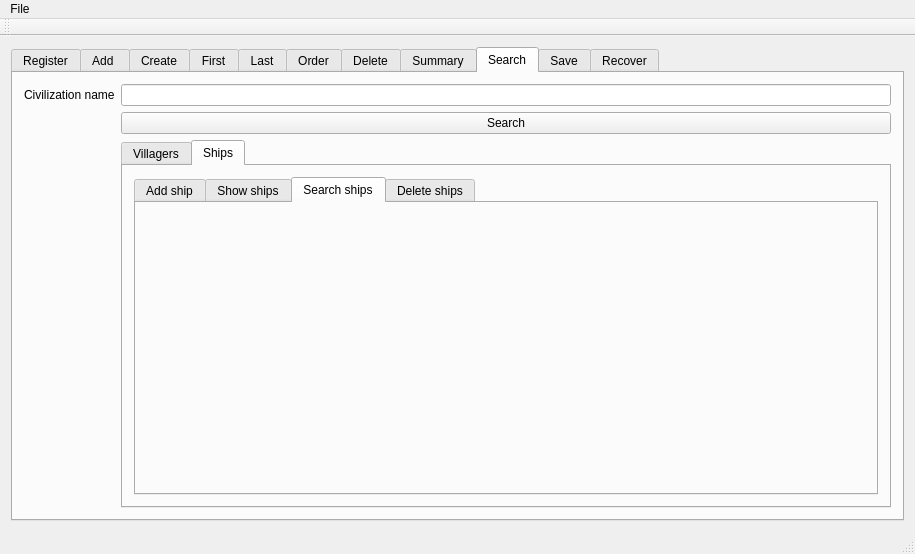
This is Interfaz/interfaz/mainwindow.ui in Burinson/civilization as Qt 5 draws it before an edit. The edited form follows.
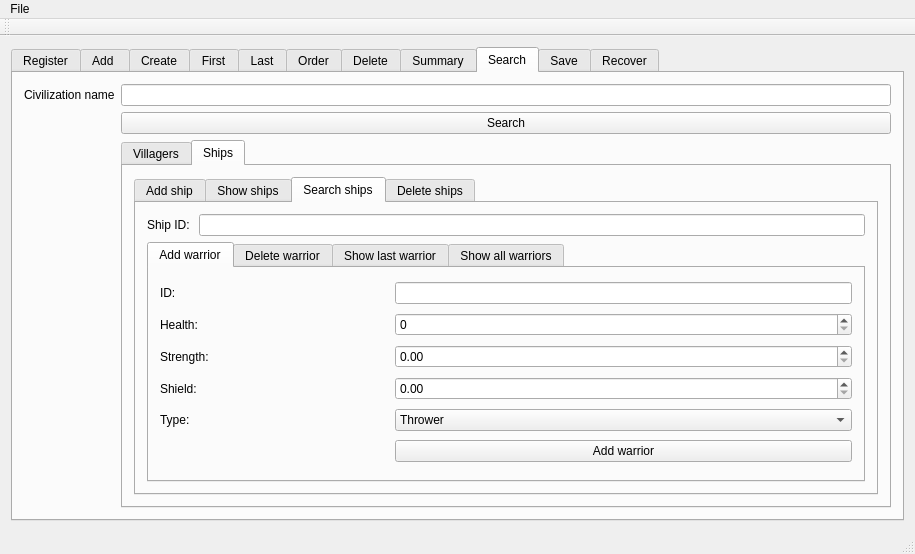
This is the edited form. The open tabs and pages were chosen to show the change.

Commit message: Finished 'add warrior' function

Diff of the .ui file:
```diff
--- a/Interfaz/interfaz/mainwindow.ui
+++ b/Interfaz/interfaz/mainwindow.ui
@@ -554,6 +554,137 @@
                <attribute name="title">
                 <string>Search ships</string>
                </attribute>
+               <layout class="QGridLayout" name="gridLayout_25">
+                <item row="0" column="1">
+                 <widget class="QLineEdit" name="id_search"/>
+                </item>
+                <item row="0" column="0">
+                 <widget class="QLabel" name="label_20">
+                  <property name="text">
+                   <string>Ship ID: </string>
+                  </property>
+                 </widget>
+                </item>
+                <item row="1" column="0" colspan="2">
+                 <widget class="QTabWidget" name="tabWidget_6">
+                  <property name="currentIndex">
+                   <number>0</number>
+                  </property>
+                  <widget class="QWidget" name="tab_27">
+                   <attribute name="title">
+                    <string>Add warrior</string>
+                   </attribute>
+                   <layout class="QGridLayout" name="gridLayout_26">
+                    <item row="0" column="0">
+                     <widget class="QLabel" name="label_21">
+                      <property name="text">
+                       <string>ID:</string>
+                      </property>
+                     </widget>
+                    </item>
+                    <item row="0" column="1" colspan="2">
+                     <widget class="QLineEdit" name="warriorID"/>
+                    </item>
+                    <item row="1" column="0">
+                     <widget class="QLabel" name="label_22">
+                      <property name="text">
+                       <string>Health:</string>
+                      </property>
+                     </widget>
+                    </item>
+                    <item row="2" column="0">
+                     <widget class="QLabel" name="label_23">
+                      <property name="text">
+                       <string>Strength:</string>
+                      </property>
+                     </widget>
+                    </item>
+                    <item row="2" column="1" colspan="2">
+                     <widget class="QDoubleSpinBox" name="warriorStrength">
+                      <property name="maximum">
+                       <double>60.000000000000000</double>
+                      </property>
+                     </widget>
+                    </item>
+                    <item row="3" column="0">
+                     <widget class="QLabel" name="label_24">
+                      <property name="text">
+                       <string>Shield:</string>
+                      </property>
+                     </widget>
+                    </item>
+                    <item row="3" column="1" colspan="2">
+                     <widget class="QDoubleSpinBox" name="warriorShield">
+                      <property name="maximum">
+                       <double>30.000000000000000</double>
+                      </property>
+                     </widget>
+                    </item>
+                    <item row="4" column="0">
+                     <widget class="QLabel" name="label_25">
+                      <property name="text">
+                       <string>Type:</string>
+                      </property>
+                     </widget>
+                    </item>
+                    <item row="4" column="1" colspan="2">
+                     <widget class="QComboBox" name="warriorType">
+                      <item>
+                       <property name="text">
+                        <string>Thrower</string>
+                       </property>
+                      </item>
+                      <item>
+                       <property name="text">
+                        <string>Paladin</string>
+                       </property>
+                      </item>
+                      <item>
+                       <property name="text">
+                        <string>Knight</string>
+                       </property>
+                      </item>
+                      <item>
+                       <property name="text">
+                        <string>Archer</string>
+                       </property>
+                      </item>
+                     </widget>
+                    </item>
+                    <item row="5" column="1" colspan="2">
+                     <widget class="QPushButton" name="addWarrior">
+                      <property name="text">
+                       <string>Add warrior</string>
+                      </property>
+                     </widget>
+                    </item>
+                    <item row="1" column="1" colspan="2">
+                     <widget class="QSpinBox" name="warriorHealth">
+                      <property name="maximum">
+                       <number>100</number>
+                      </property>
+                     </widget>
+                    </item>
+                   </layout>
+                  </widget>
+                  <widget class="QWidget" name="tab_28">
+                   <attribute name="title">
+                    <string>Delete warrior</string>
+                   </attribute>
+                  </widget>
+                  <widget class="QWidget" name="tab_29">
+                   <attribute name="title">
+                    <string>Show last warrior</string>
+                   </attribute>
+                  </widget>
+                  <widget class="QWidget" name="tab_30">
+                   <attribute name="title">
+                    <string>Show all warriors</string>
+                   </attribute>
+                  </widget>
+                 </widget>
+                </item>
+               </layout>
               </widget>
               <widget class="QWidget" name="tab_24">
                <attribute name="title">
```
Left out of the diff: 11 changed lines with no effect on the pictures. The commit also changes 30 other files.
